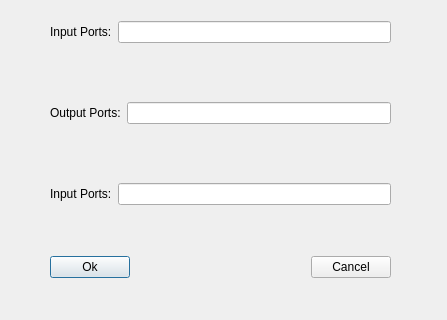
Before: the Qt Designer form src/eda_qt/new_constrain.ui in youks3/youks3, drawn with Qt 5; both pictures show x 0 to 447 and y 193 to 513 of the 447 by 513 pixel window.
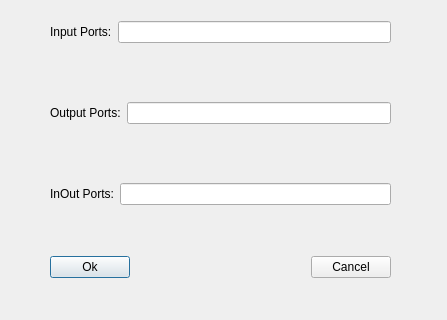
After: the same form once the commit is applied.

```diff
--- a/src/eda_qt/new_constrain.ui
+++ b/src/eda_qt/new_constrain.ui
@@ -130,7 +130,7 @@
       <item>
        <widget class="QLabel" name="label">
         <property name="text">
-         <string>Input Ports:</string>
+         <string>InOut Ports:</string>
         </property>
        </widget>
       </item>
```
